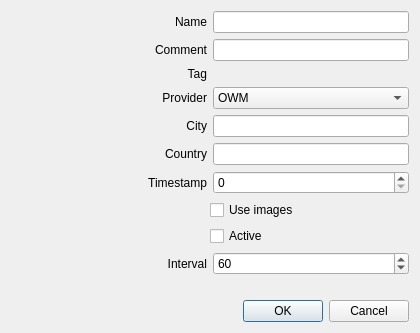
This is sources/awesomewidgets/extweather.ui in arcan1s/awesome-widgets as Qt 5 draws it before an edit. The edited form follows.
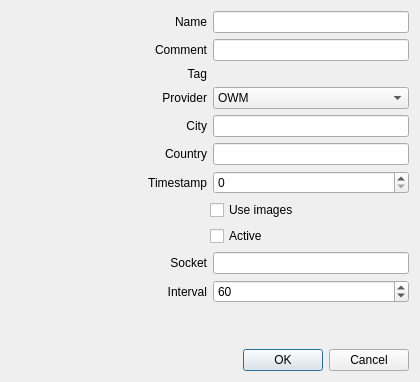
This is the edited form.

```diff
--- a/sources/awesomewidgets/extweather.ui
+++ b/sources/awesomewidgets/extweather.ui
@@ -7,7 +7,7 @@
     <x>0</x>
     <y>0</y>
     <width>420</width>
-    <height>333</height>
+    <height>382</height>
    </rect>
   </property>
   <property name="windowTitle">
@@ -248,6 +248,29 @@
      </item>
     </layout>
    </item>
+   <item>
+    <layout class="QHBoxLayout" name="layout_socket">
+     <item>
+      <widget class="QLabel" name="label_socket">
+       <property name="sizePolicy">
+        <sizepolicy hsizetype="Expanding" vsizetype="Preferred">
+         <horstretch>0</horstretch>
+         <verstretch>0</verstretch>
+        </sizepolicy>
+       </property>
+       <property name="text">
+        <string>Socket</string>
+       </property>
+       <property name="alignment">
+        <set>Qt::AlignRight|Qt::AlignTrailing|Qt::AlignVCenter</set>
+       </property>
+      </widget>
+     </item>
+     <item>
+      <widget class="QLineEdit" name="lineEdit_socket"/>
+     </item>
+    </layout>
+   </item>
    <item>
     <layout class="QHBoxLayout" name="layout_interval">
      <item>
```
